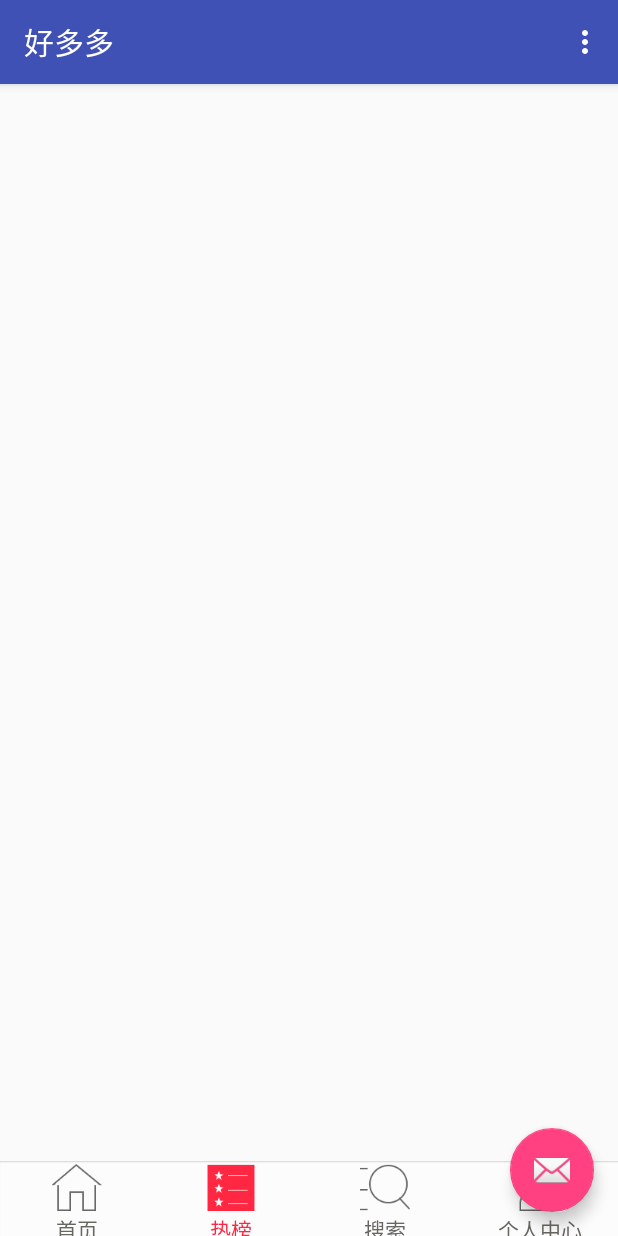
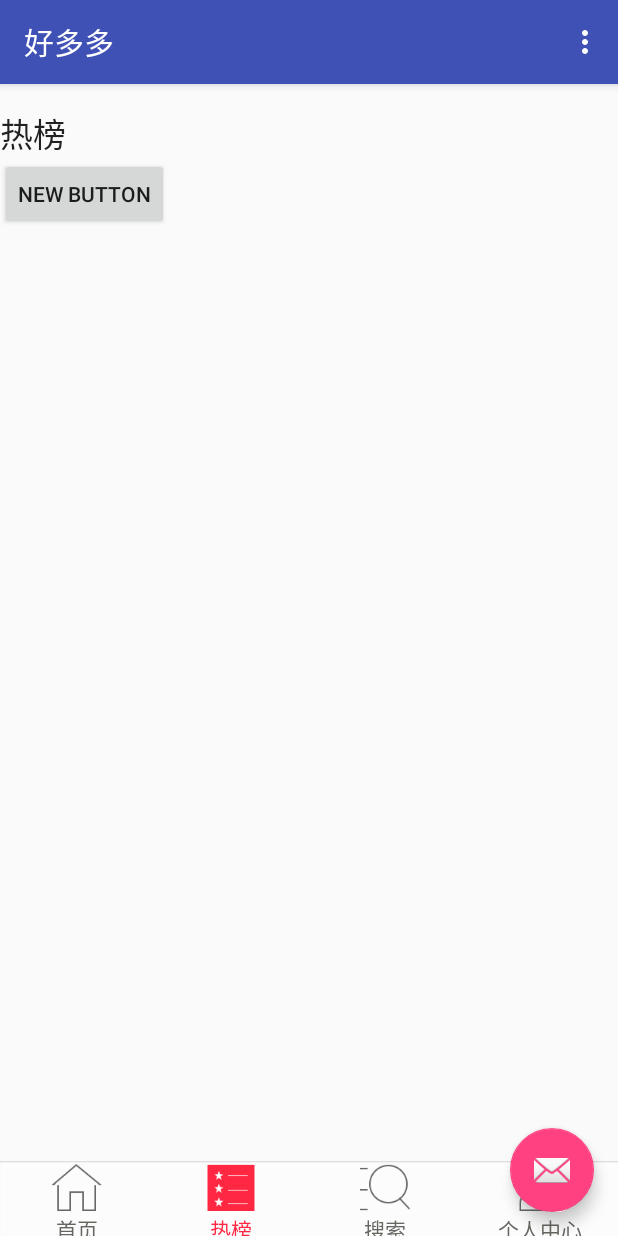
Before and after one commit to zAndroidDeveloper/HDD_Commerce, an Android app: the screen it shows after launch (MainActivity), after a tap on "热榜", on a phone screen of 412 x 824 dp. Run offline under Robolectric (Android 15) with nearby library versions, the phone set to English and light mode, and no system bars; our stand-ins replace ButterKnife; 2 other taps on this screen came first.

```diff
--- a/app/src/main/java/com/overtech/hdd/MainActivity.java
+++ b/app/src/main/java/com/overtech/hdd/MainActivity.java
@@ -3,6 +3,7 @@ package com.overtech.hdd;
 import android.os.Bundle;
 import android.support.design.widget.FloatingActionButton;
 import android.support.design.widget.Snackbar;
+import android.support.v4.app.Fragment;
 import android.support.v4.widget.TextViewCompat;
 import android.support.v7.app.AppCompatActivity;
 import android.support.v7.widget.Toolbar;
@@ -11,8 +12,13 @@ import android.view.Menu;
 import android.view.MenuItem;
 import android.widget.TextView;
 
+import com.overtech.djtechlibrary.utils.FragmentUtils;
 import com.overtech.djtechlibrary.utils.Utilities;
 import com.overtech.djtechlibrary.widget.tabview.TabView;
+import com.overtech.hdd.activity.fragment.ClassifyFragment;
+import com.overtech.hdd.activity.fragment.HotFragment;
+import com.overtech.hdd.activity.fragment.MainFragment;
+import com.overtech.hdd.activity.fragment.PersonFragment;
 
 import butterknife.BindView;
 import butterknife.ButterKnife;
@@ -22,6 +28,7 @@ public class MainActivity extends AppCompatActivity implements TabView.OnTabChan
 
     private int mCurrentTabIndex;
     private int mPreviousTabIndex;
+    private Fragment currentFragment;
     @BindView(R.id.toolbar)
     Toolbar toolbar;
     @BindView(R.id.fab)
@@ -75,11 +82,15 @@ public class MainActivity extends AppCompatActivity implements TabView.OnTabChan
         if (tag != null) {
             if (tag.equals(getResources().getString(R.string.tab_text1))) {
                 Utilities.showToast(getResources().getString(R.string.tab_text1), this);
+                currentFragment = FragmentUtils.switchFragment(getSupportFragmentManager(), R.id.fl_main_container, currentFragment, MainFragment.class, null);
             } else if (tag.equals(getResources().getString(R.string.tab_text2))) {
                 Utilities.showToast(getResources().getString(R.string.tab_text2), this);
+                currentFragment = FragmentUtils.switchFragment(getSupportFragmentManager(), R.id.fl_main_container, currentFragment, HotFragment.class, null);
             } else if (tag.equals(getResources().getString(R.string.tab_text3))) {
+                currentFragment = FragmentUtils.switchFragment(getSupportFragmentManager(), R.id.fl_main_container, currentFragment, ClassifyFragment.class, null);
                 Utilities.showToast(getResources().getString(R.string.tab_text3), this);
             } else if (tag.equals(getResources().getString(R.string.tab_text4))) {
+                currentFragment = FragmentUtils.switchFragment(getSupportFragmentManager(), R.id.fl_main_container, currentFragment, PersonFragment.class, null);
                 Utilities.showToast(getResources().getString(R.string.tab_text4), this);
             }
         }
--- /dev/null
+++ b/app/src/main/java/com/overtech/hdd/activity/base/BaseFragment.java
@@ -0,0 +1,35 @@
+package com.overtech.hdd.activity.base;
+
+import android.os.Bundle;
+import android.support.annotation.Nullable;
+import android.support.v4.app.Fragment;
+import android.view.LayoutInflater;
+import android.view.View;
+import android.view.ViewGroup;
+
+import butterknife.ButterKnife;
+
+/**
+ * Created by Overtech on 16/7/14.
+ */
+public abstract class BaseFragment extends Fragment {
+    @Nullable
+    @Override
+    public View onCreateView(LayoutInflater inflater, @Nullable ViewGroup container, @Nullable Bundle savedInstanceState) {
+        View view =inflater.inflate(getLayoutIds(),container,false);
+        ButterKnife.bind(this,view);
+        return view;
+    }
+
+    @Override
+    public void onActivityCreated(@Nullable Bundle savedInstanceState) {
+        super.onActivityCreated(savedInstanceState);
+        afterCreate(savedInstanceState);
+    }
+
+    protected abstract int getLayoutIds();
+
+    protected abstract void afterCreate(Bundle savedInstanceState);
+
+
+}
--- /dev/null
+++ b/app/src/main/java/com/overtech/hdd/activity/fragment/HotFragment.java
@@ -0,0 +1,35 @@
+package com.overtech.hdd.activity.fragment;
+
+import android.os.Bundle;
+import android.view.View;
+import android.widget.Button;
+import android.widget.TextView;
+
+import com.overtech.hdd.R;
+import com.overtech.hdd.activity.base.BaseFragment;
+
+import butterknife.BindView;
+import butterknife.OnClick;
+
+/**
+ * Created by Overtech on 16/7/14.
+ */
+public class HotFragment extends BaseFragment {
+    @BindView(R.id.button3)
+    Button button;
+    @BindView(R.id.textView2)
+    TextView textView;
+    @Override
+    protected int getLayoutIds() {
+        return R.layout.fragment_hot;
+    }
+
+    @Override
+    protected void afterCreate(Bundle savedInstanceState) {
+
+    }
+    @OnClick(R.id.button3)
+    public void showLove(View view){
+        textView.setText("love love love");
+    }
+}
--- /dev/null
+++ b/app/src/main/java/com/overtech/hdd/activity/fragment/MainFragment.java
@@ -0,0 +1,35 @@
+package com.overtech.hdd.activity.fragment;
+
+import android.os.Bundle;
+import android.view.View;
+import android.widget.Button;
+import android.widget.TextView;
+
+import com.overtech.hdd.R;
+import com.overtech.hdd.activity.base.BaseFragment;
+
+import butterknife.BindView;
+import butterknife.OnClick;
+
+/**
+ * Created by Overtech on 16/7/14.
+ */
+public class MainFragment extends BaseFragment {
+    @BindView(R.id.button)
+    Button button;
+    @BindView(R.id.textView)
+    TextView textView;
+    @Override
+    protected int getLayoutIds() {
+        return R.layout.fragment_main;
+    }
+
+    @Override
+    protected void afterCreate(Bundle savedInstanceState) {
+
+    }
+    @OnClick(R.id.button)
+    public void onClick(View view){
+        textView.setText("wo ai ni");
+    }
+}
--- /dev/null
+++ b/app/src/main/res/layout/fragment_hot.xml
@@ -0,0 +1,19 @@
+<?xml version="1.0" encoding="utf-8"?>
+<LinearLayout xmlns:android="http://schemas.android.com/apk/res/android"
+    android:orientation="vertical" android:layout_width="match_parent"
+    android:layout_height="match_parent">
+
+    <TextView
+        android:layout_width="wrap_content"
+        android:layout_height="wrap_content"
+        android:textAppearance="?android:attr/textAppearanceLarge"
+        android:text="热榜"
+        android:id="@+id/textView2" />
+
+    <Button
+        android:layout_width="wrap_content"
+        android:layout_height="wrap_content"
+        android:text="New Button"
+        android:id="@+id/button3" />
+
+</LinearLayout>
```
Also changed, not shown: app/src/main/java/com/overtech/hdd/activity/base/BaseActivity.java (added, +10 -0 lines), app/src/main/java/com/overtech/hdd/activity/fragment/ClassifyFragment.java (added, +21 -0 lines), app/src/main/java/com/overtech/hdd/activity/fragment/PersonFragment.java (added, +21 -0 lines), app/src/main/res/layout/fragment_classify.xml (added, +11 -0 lines), app/src/main/res/layout/fragment_main.xml (added, +20 -0 lines), app/src/main/res/layout/fragment_person.xml (added, +11 -0 lines).
